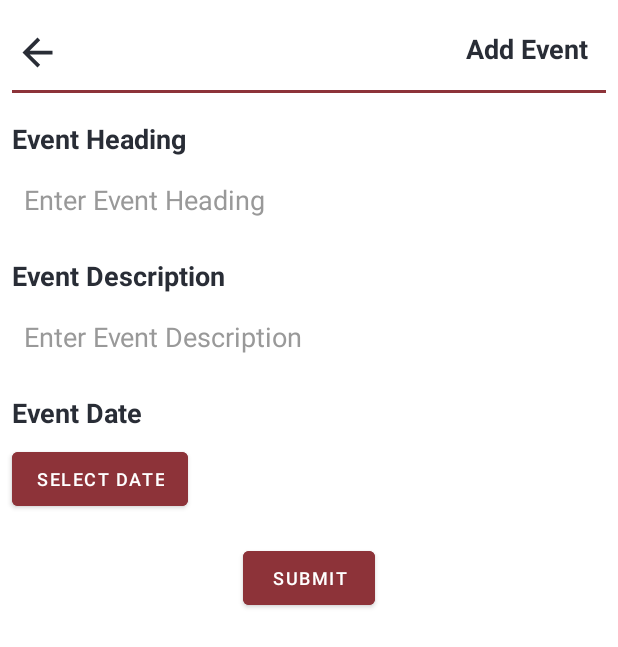
After one commit to ChiragAgg5k/bu-news-android, an Android app: the AddEventActivity screen opened directly, with no data from a screen before it, on a phone screen of 412 x 824 dp. The commit adds this screen. Shown: the top 647 px of the screen. Run offline under Robolectric (Android 15) with nearby library versions, the phone set to English and light mode, and no system bars; our stand-ins replace Firebase (no records; nobody signed in at launch, a user with empty details on screens opened directly); network calls fail.

Commit message:
completed adding of events

```diff
--- a/app/src/main/AndroidManifest.xml
+++ b/app/src/main/AndroidManifest.xml
@@ -57,6 +57,11 @@
             android:windowSoftInputMode="stateVisible|adjustPan">
         </activity>
 
+        <activity
+            android:name=".AddEventActivity"
+            android:windowSoftInputMode="stateVisible|adjustPan">
+        </activity>
+
         <service android:name=".NotificationHandler"
             android:enabled="true"
             android:exported="false">
--- /dev/null
+++ b/app/src/main/java/com/chiragagg5k/bu_news_android/AddEventActivity.java
@@ -0,0 +1,104 @@
+package com.chiragagg5k.bu_news_android;
+
+import android.app.DatePickerDialog;
+import android.os.Bundle;
+import android.view.View;
+import android.widget.Button;
+import android.widget.DatePicker;
+import android.widget.EditText;
+import android.widget.ImageView;
+import android.widget.TextView;
+
+import androidx.annotation.Nullable;
+import androidx.appcompat.app.AppCompatActivity;
+
+import com.chiragagg5k.bu_news_android.objects.EventsObject;
+import com.google.firebase.database.DatabaseReference;
+import com.google.firebase.database.FirebaseDatabase;
+
+import java.util.Calendar;
+
+public class AddEventActivity extends AppCompatActivity {
+
+    ImageView backBtn;
+    DatabaseReference eventsRef;
+    Button selectDateBtn, submitBtn;
+    TextView selectedDateTV;
+    EditText eventTitle, eventDescription;
+    long date;
+
+    @Override
+    protected void onCreate(@Nullable Bundle savedInstanceState) {
+        super.onCreate(savedInstanceState);
+        setContentView(R.layout.activity_add_event);
+
+        backBtn = findViewById(R.id.back_button_add_event);
+        selectDateBtn = findViewById(R.id.select_date_button);
+        submitBtn = findViewById(R.id.submit_button);
+        selectedDateTV = findViewById(R.id.selected_date_text_view);
+        eventTitle = findViewById(R.id.event_heading_edit_text);
+        eventDescription = findViewById(R.id.event_description_edit_text);
+
+        eventsRef = FirebaseDatabase.getInstance().getReference("events");
+        date = getIntent().getLongExtra("date", 0);
+
+        backBtn.setOnClickListener(v -> {
+            finish();
+        });
+
+        selectDateBtn.setOnClickListener(v -> {
+            // on below line we are getting
+            // the instance of our calendar.
+            final Calendar c = Calendar.getInstance();
+
+            // on below line we are getting
+            // our day, month and year.
+            int year = c.get(Calendar.YEAR);
+            int month = c.get(Calendar.MONTH);
+            int day = c.get(Calendar.DAY_OF_MONTH);
+
+            // on below line we are creating a variable for date picker dialog.
+            DatePickerDialog datePickerDialog = new DatePickerDialog(
+                    // on below line we are passing context.
+                    AddEventActivity.this,
+                    (view, year1, monthOfYear, dayOfMonth) -> {
+                        selectedDateTV.setVisibility(View.VISIBLE);
+                        selectedDateTV.setText(dayOfMonth + "-" + (monthOfYear + 1) + "-" + year1);
+
+                        Calendar calendar = Calendar.getInstance();
+                        calendar.set(year1, monthOfYear, dayOfMonth);
+                        date = calendar.getTimeInMillis();
+                    },
+                    year, month, day);
+            datePickerDialog.show();
+        });
+
+        submitBtn.setOnClickListener(v -> {
+            if(date == 0) {
+                selectedDateTV.setVisibility(View.VISIBLE);
+                selectedDateTV.setText("Please select a date");
+                return;
+            }
+
+            String title = eventTitle.getText().toString();
+            String description = eventDescription.getText().toString();
+
+            if (title.isEmpty()) {
+                eventTitle.setError("Please enter a title");
+                return;
+            }
+
+            if (description.isEmpty()) {
+                eventDescription.setError("Please enter a description");
+                return;
+            }
+
+            String id = eventsRef.push().getKey();
+            EventsObject eventsObject = new EventsObject(title, description, date);
+
+            assert id != null;
+            eventsRef.child(id).setValue(eventsObject);
+            finish();
+        });
+    }
+}
--- /dev/null
+++ b/app/src/main/res/layout/activity_add_event.xml
@@ -0,0 +1,138 @@
+<?xml version="1.0" encoding="utf-8"?>
+<RelativeLayout xmlns:android="http://schemas.android.com/apk/res/android"
+    xmlns:app="http://schemas.android.com/apk/res-auto"
+    xmlns:tools="http://schemas.android.com/tools"
+    android:layout_width="match_parent"
+    android:layout_height="match_parent"
+    android:theme="@style/Theme.BUNewsAndroidDark"
+    tools:context=".EditProfileActivity">
+
+    <RelativeLayout
+        android:id="@+id/addEventHeader"
+        android:layout_width="match_parent"
+        android:layout_height="wrap_content"
+        android:layout_marginTop="10dp"
+        android:padding="10dp">
+
+        <ImageView
+            android:id="@+id/back_button_add_event"
+            android:layout_width="30dp"
+            android:layout_height="30dp"
+            android:contentDescription="@string/back_button"
+            android:src="@drawable/arrow_back_white"
+            app:tint="@color/textColor" />
+
+        <TextView
+            android:layout_width="wrap_content"
+            android:layout_height="wrap_content"
+            android:layout_alignParentEnd="true"
+            android:layout_marginRight="10dp"
+            android:text="Add Event"
+            android:textAlignment="textEnd"
+            android:textSize="18sp"
+            android:textStyle="bold" />
+
+    </RelativeLayout>
+
+    <View
+        android:id="@+id/line1"
+        android:layout_width="match_parent"
+        android:layout_height="2dp"
+        android:layout_below="@id/addEventHeader"
+        android:layout_marginHorizontal="8dp"
+        android:backgroundTint="@color/colorPrimaryDark" />
+
+    <TextView
+        android:id="@+id/event_heading_label"
+        android:layout_width="match_parent"
+        android:layout_height="wrap_content"
+        android:text="Event Heading"
+        android:layout_below="@id/line1"
+        android:layout_marginHorizontal="8dp"
+        android:layout_marginTop="18dp"
+        android:textSize="18sp"
+        android:textStyle="bold" />
+
+    <EditText
+        android:id="@+id/event_heading_edit_text"
+        android:layout_width="match_parent"
+        android:layout_height="wrap_content"
+        android:layout_below="@id/event_heading_label"
+        android:layout_marginHorizontal="8dp"
+        android:layout_marginTop="8dp"
+        android:hint="Enter Event Heading"
+        android:inputType="text"
+        android:padding="8dp"
+        android:textSize="18sp" />
+
+    <TextView
+        android:id="@+id/event_description_label"
+        android:layout_width="match_parent"
+        android:layout_height="wrap_content"
+        android:text="Event Description"
+        android:layout_below="@id/event_heading_edit_text"
+        android:layout_marginHorizontal="8dp"
+        android:layout_marginTop="18dp"
+        android:textSize="18sp"
+        android:textStyle="bold" />
+
+    <EditText
+        android:id="@+id/event_description_edit_text"
+        android:layout_width="match_parent"
+        android:layout_height="wrap_content"
+        android:layout_below="@id/event_description_label"
+        android:layout_marginHorizontal="8dp"
+        android:layout_marginTop="8dp"
+        android:hint="Enter Event Description"
+        android:inputType="text"
+        android:padding="8dp"
+        android:textSize="18sp" />
+
+
+    <TextView
+        android:id="@+id/event_date_label"
+        android:layout_width="match_parent"
+        android:layout_height="wrap_content"
+        android:text="Event Date"
+        android:layout_below="@id/event_description_edit_text"
+        android:layout_marginHorizontal="8dp"
+        android:layout_marginTop="18dp"
+        android:textSize="18sp"
+        android:textStyle="bold" />
+
+    <Button
+        android:id="@+id/select_date_button"
+        android:layout_width="wrap_content"
+        android:layout_height="wrap_content"
+        android:layout_below="@id/event_date_label"
+        android:layout_marginHorizontal="8dp"
+        android:layout_marginTop="8dp"
+        android:text="Select Date"
+        android:textSize="12sp"
+        android:backgroundTint="@color/colorPrimaryDark"
+        />
+
+    <TextView
+        android:id="@+id/selected_date_text_view"
+        android:layout_width="wrap_content"
+        android:layout_height="wrap_content"
+        android:text=""
+        android:layout_below="@id/select_date_button"
+        android:layout_marginHorizontal="8dp"
+        android:layout_marginTop="8dp"
+        android:visibility="gone"
+        />
+
+
+    <Button
+        android:id="@+id/submit_button"
+        android:layout_width="wrap_content"
+        android:layout_height="wrap_content"
+        android:layout_below="@+id/select_date_button"
+        android:layout_centerInParent="true"
+        android:layout_marginTop="18dp"
+        android:backgroundTint="@color/colorPrimaryDark"
+        android:text="Submit"
+        android:textSize="12sp" />
+
+</RelativeLayout>
--- a/app/src/main/res/layout/events_rv_item.xml
+++ b/app/src/main/res/layout/events_rv_item.xml
@@ -39,6 +39,7 @@
             android:textSize="18sp"
             android:textStyle="bold"
             android:layout_toRightOf="@+id/event_date"
+            android:ellipsize="end"
             />
 
         <TextView
@@ -47,7 +48,7 @@
             android:layout_height="wrap_content"
             android:layout_below="@id/event_heading"
             android:layout_marginTop="5dp"
-            android:layout_marginBottom="4dp"
+            android:layout_marginBottom="8dp"
             android:backgroundTint="@color/backgroundColorDarker"
             android:maxLines="1"
             android:ellipsize="end"
```
Also changed, not shown: app/src/main/java/com/chiragagg5k/bu_news_android/EventsFragment.java (+37 -13 lines), app/src/main/java/com/chiragagg5k/bu_news_android/adaptors/EventsRvAdaptor.java (+27 -1 lines), app/src/main/java/com/chiragagg5k/bu_news_android/objects/EventsObject.java (+11 -4 lines).
